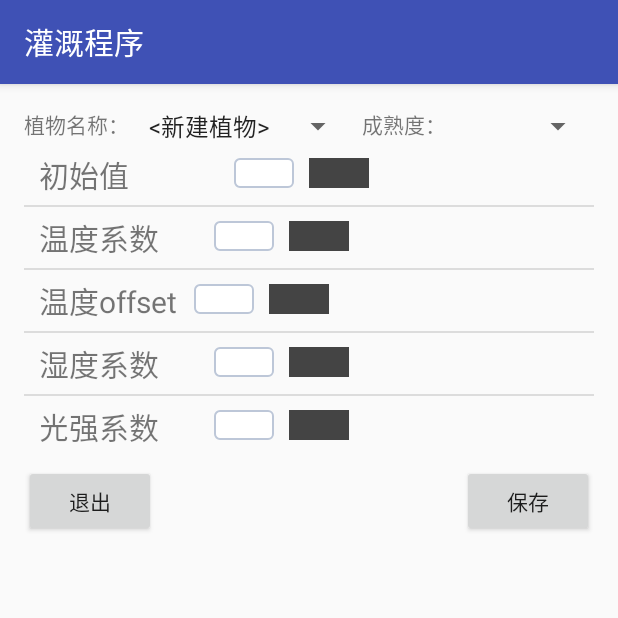
After one commit to yanjinyi1987/BluetoothCommIrrigationApp-NEW, an Android app: the ParameterActivity screen opened directly, with no data from a screen before it, on a phone screen of 412 x 824 dp, the top half of it. The commit adds this screen. Run offline under Robolectric (Android 15) with nearby library versions, the phone set to English and light mode, and no system bars.

Commit message:
通讯基本完工，完善参数的数据库编辑保存

```diff
--- /dev/null
+++ b/app/src/main/java/geekband/yanjinyi1987/com/bluetoothcomm/ParameterActivity.java
@@ -0,0 +1,221 @@
+package geekband.yanjinyi1987.com.bluetoothcomm;
+
+import android.content.Context;
+import android.support.annotation.NonNull;
+import android.support.v7.app.AppCompatActivity;
+import android.os.Bundle;
+import android.text.Editable;
+import android.text.TextWatcher;
+import android.util.Log;
+import android.view.LayoutInflater;
+import android.view.View;
+import android.view.ViewGroup;
+import android.widget.AdapterView;
+import android.widget.ArrayAdapter;
+import android.widget.EditText;
+import android.widget.ListView;
+import android.widget.Spinner;
+import android.widget.TextView;
+
+import java.util.ArrayList;
+import java.util.List;
+
+public class ParameterActivity extends AppCompatActivity implements View.OnClickListener{
+    private ListView mParameterListView;
+    private ParameterArrayAdapter parameterArrayAdapter;
+
+    private ArrayList<String> parameter_value = new ArrayList<>();
+    private ArrayList<String> parameter_default_value = new ArrayList<>();
+    private ArrayList<ParameterData> parameterDatas = new ArrayList<>();
+    // 初始值，温度系数，温度offset，湿度系数，光强系数
+//    String plant_type = controlData[0].substring(1);
+//    plants_index = Float.valueOf(plant_type).intValue();
+//    mSpinnerPlant.setSelection(plants_index);
+//    String growth_time = controlData[1].substring(1);
+//    growth_time_index = Float.valueOf(growth_time).intValue();
+//    mSpinnerGrowthTime.setSelection(growth_time_index);
+//    strInitialValue = controlData[2].substring(1);
+//    strTempCoefficient = controlData[3].substring(1);
+//    strTempOffset = controlData[4].substring(1);
+//    strHumidityCoefficient = controlData[5].substring(1);
+//    strSunlightIntensity = controlData[6].substring(1);
+
+    public static final String[] parameter_name = {
+            "初始值\t\t\t\t\t",
+            "温度系数\t\t",
+            "温度offset\t",
+            "湿度系数\t\t",
+            "光强系数\t\t"
+    };
+    int parameter_count = 5;
+
+    public static final String[] array_growth_time = {
+            "      0月","   0.5月","      1月","   1.5月",
+            "      2月","   2.5月","      3月","   3.5月",
+            "      4月","   4.5月","      5月","   5.5月",
+            "      6月","   6.5月","      7月","   7.5月",
+            "      8月","   8.5月","      9月","   9.5月",
+            "    10月" ,"10.5月"  ,"    11月" ,"11.5月"
+    };
+
+    private ArrayList<String> array_plants = new ArrayList<>();
+    private Spinner mSpinnerGrowthTime;
+    private Spinner mSpinnerPlant;
+
+    private int growth_time_index=0;
+    private int plants_index = 0;
+
+    @Override
+    protected void onCreate(Bundle savedInstanceState) {
+        super.onCreate(savedInstanceState);
+        Log.i("ParameterActivity","OnCreate");
+        setContentView(R.layout.activity_parameter);
+        initViews();
+    }
+
+    void initViews() {
+        //Buttons
+
+        //ListView
+        mParameterListView = (ListView) findViewById(R.id.parameter_list);
+        for (int i = 0; i < parameter_count; i++) {
+            parameterDatas.add(new ParameterData(parameter_name[i],"",""));
+        }
+        parameterArrayAdapter = new ParameterArrayAdapter(this,
+                R.layout.parameter_item,
+                parameterDatas);
+        mParameterListView.setAdapter(parameterArrayAdapter);
+
+        //Spinner
+        //growth time spinner
+        mSpinnerGrowthTime = (Spinner) findViewById(R.id.growth_time_spinner_for_parameters);
+        ArrayAdapter<String> spinnerAdapterForGrowthTime = new ArrayAdapter<>(this,
+                android.R.layout.simple_spinner_item,
+                array_growth_time);
+        spinnerAdapterForGrowthTime.setDropDownViewResource(android.R.layout.simple_spinner_dropdown_item);
+        mSpinnerGrowthTime.setAdapter(spinnerAdapterForGrowthTime);
+        mSpinnerGrowthTime.setOnItemSelectedListener(new AdapterView.OnItemSelectedListener() {
+            @Override
+            public void onItemSelected(AdapterView<?> parent, View view, int position, long id) {
+                growth_time_index = position;
+            }
+
+            @Override
+            public void onNothingSelected(AdapterView<?> parent) {
+
+            }
+        });
+        mSpinnerGrowthTime.setVisibility(View.VISIBLE);
+
+        //plant spinner
+        array_plants.add("<新建植物>");
+        mSpinnerPlant = (Spinner) findViewById(R.id.plant_spinner_for_parameters);
+        ArrayAdapter<String> spinnerAdapterForPlant = new ArrayAdapter<>(this,
+                android.R.layout.simple_spinner_item,
+                array_plants);
+        spinnerAdapterForPlant.setDropDownViewResource(android.R.layout.simple_spinner_dropdown_item);
+        mSpinnerPlant.setAdapter(spinnerAdapterForPlant);
+        mSpinnerPlant.setOnItemSelectedListener(new AdapterView.OnItemSelectedListener() {
+            @Override
+            public void onItemSelected(AdapterView<?> parent, View view, int position, long id) {
+                plants_index = position;
+                //如果选择新建植物，那么弹出对话框输入名称并检测数据库是否重名，如果重名，直接跳转到现有的名字
+            }
+
+            @Override
+            public void onNothingSelected(AdapterView<?> parent) {
+
+            }
+        });
+        mSpinnerPlant.setVisibility(View.VISIBLE);
+    }
+
+    @Override
+    public void onClick(View v) {
+
+    }
+}
+
+
+class ParameterData{
+    public String name;
+    public String value;
+    public String defaultValue;
+    //public int index;
+
+    public ParameterData(String name, String value, String defaultValue) {
+        this.name = name;
+        this.value = value;
+        this.defaultValue = defaultValue;
+        //this.index = index;
+    }
+}
+//http://www.webplusandroid.com/creating-listview-with-edittext-and-textwatcher-in-android/
+class ParameterArrayAdapter extends ArrayAdapter<ParameterData> {
+    int resourceId;
+    Context context;
+    List<ParameterData> parameterDatas;
+    public ParameterArrayAdapter(Context context, int resource, List<ParameterData> objects) {
+        super(context, resource, objects);
+        resourceId = resource;
+        this.context = context;
+        parameterDatas = objects;
+    }
+    @NonNull
+    @Override
+    public View getView(final int position, View convertView, ViewGroup parent) {
+        final ParameterData parameterData = getItem(position);
+        View view;
+        final ParentViewHolder parentViewHolder;
+        if(convertView==null) {
+            view = LayoutInflater.from(context).inflate(resourceId,null);
+            parentViewHolder = new ParentViewHolder();
+            parentViewHolder.parameter_name = (TextView) view.findViewById(R.id.parameter_text);
+            parentViewHolder.parameter_value = (EditText) view.findViewById(R.id.parameter_value);
+            parentViewHolder.parameter_default_value = (EditText) view.findViewById(R.id.parameter_default_value);
+            //parentViewHolder.sequence_number = (TextView)view.findViewById(R.id.sequence_number);
+            parentViewHolder.parameter_default_value.setKeyListener(null);
+            parentViewHolder.parameter_value.addTextChangedListener(new TextWatcher() {
+                @Override
+                public void beforeTextChanged(CharSequence s, int start, int count, int after) {
+
+                }
+
+                @Override
+                public void onTextChanged(CharSequence s, int start, int before, int count) {
+
+                }
+
+                @Override
+                public void afterTextChanged(Editable s) {
+                    //由于View的重用，我们会发现text会发生变化，比如我改了第一个，但是重画时，text的值会被
+                    //setText改变，但是此时我们应该改变的是position上的value
+                    Log.i("MainActivity","text changed "+position+" "+s.toString());
+                    parameterDatas.get(parentViewHolder.ref).value = s.toString();
+//                    parameterDatas.get(parentViewHolder.ref).defaultValue = s.toString();
+//                    parentViewHolder.parameter_default_value.setText(s);
+                }
+            });
+            view.setTag(parentViewHolder);
+        }
+        else {
+            view = convertView;
+            parentViewHolder = (ParentViewHolder) view.getTag();
+            Log.i("MainActivity","position is "+position+" "+parentViewHolder.ref);
+        }
+        parentViewHolder.ref = position;
+        parentViewHolder.parameter_name.setText(parameterDatas.get(position).name);
+        parentViewHolder.parameter_value.setText(parameterDatas.get(position).value);
+        parentViewHolder.parameter_default_value.setText(parameterDatas.get(position).defaultValue);
+        //parentViewHolder.sequence_number.setText(String.valueOf(position));
+        return view;
+    }
+
+    class ParentViewHolder {
+        TextView parameter_name;
+        EditText parameter_value;
+        EditText parameter_default_value;
+        //TextView sequence_number;
+        int ref;
+    }
+}
--- a/app/src/main/java/geekband/yanjinyi1987/com/bluetoothcomm/fragment/BluetoothConnection.java
+++ b/app/src/main/java/geekband/yanjinyi1987/com/bluetoothcomm/fragment/BluetoothConnection.java
@@ -382,7 +382,7 @@ public class BluetoothConnection extends DialogFragment implements View.OnClickL
             //将mmSocket传递给MainActivity
             //manageConnectedSocket(mmSocket);
             //mBluetoothConnectionHandler.sendEmptyMessage(1); //连接成功
-            msg.what=1; //连接成功
+            msg.what=MainActivity.DEVICE_CONNECTED; //连接成功
             ArrayList<Object> btDeviceandConnectionInfo = new ArrayList<>();
             btDeviceandConnectionInfo.add(0,mmDevice);
             btDeviceandConnectionInfo.add(1,mmSocket);
--- /dev/null
+++ b/app/src/main/res/layout/activity_parameter.xml
@@ -0,0 +1,63 @@
+<?xml version="1.0" encoding="utf-8"?>
+<RelativeLayout xmlns:android="http://schemas.android.com/apk/res/android"
+    xmlns:tools="http://schemas.android.com/tools"
+    android:id="@+id/activity_parameter"
+    android:layout_width="match_parent"
+    android:layout_height="match_parent"
+    android:paddingBottom="@dimen/activity_vertical_margin"
+    android:paddingLeft="@dimen/activity_horizontal_margin"
+    android:paddingRight="@dimen/activity_horizontal_margin"
+    android:paddingTop="@dimen/activity_vertical_margin"
+    tools:context="geekband.yanjinyi1987.com.bluetoothcomm.ParameterActivity">
+
+    <TextView
+        android:layout_width="wrap_content"
+        android:layout_height="wrap_content"
+        android:text="植物名称："
+        android:id="@+id/plant_text_for_parameters"
+        android:layout_marginRight="5dp"/>
+
+    <Spinner
+        android:layout_width="wrap_content"
+        android:layout_height="wrap_content"
+        android:layout_toRightOf="@+id/plant_text_for_parameters"
+        android:id="@+id/plant_spinner_for_parameters"
+        android:layout_marginRight="5dp"/>
+
+    <TextView
+        android:layout_width="wrap_content"
+        android:layout_height="wrap_content"
+        android:text="成熟度："
+        android:layout_toRightOf="@+id/plant_spinner_for_parameters"
+        android:id="@+id/growth_time_text_for_parameters"
+        android:layout_marginRight="5dp"/>
+
+    <Spinner
+        android:layout_width="wrap_content"
+        android:layout_height="wrap_content"
+        android:layout_toRightOf="@+id/growth_time_text_for_parameters"
+        android:id="@+id/growth_time_spinner_for_parameters" />
+
+    <ListView
+        android:id="@+id/parameter_list"
+        android:layout_width="match_parent"
+        android:layout_height="wrap_content"
+        android:layout_below="@id/growth_time_spinner_for_parameters"
+        android:layout_marginBottom="5dp"/>
+
+    <Button
+        android:layout_width="wrap_content"
+        android:layout_height="wrap_content"
+        android:text="保存"
+        android:id="@+id/write_to_database"
+        android:layout_alignParentRight="true"
+        android:layout_below="@+id/parameter_list"/>
+
+    <Button
+        android:layout_width="wrap_content"
+        android:layout_height="wrap_content"
+        android:text="退出"
+        android:id="@+id/return_to_mainactivity"
+        android:layout_alignParentLeft="true"
+        android:layout_below="@+id/parameter_list"/>
+</RelativeLayout>
--- a/app/src/main/res/values/strings.xml
+++ b/app/src/main/res/values/strings.xml
@@ -1,5 +1,5 @@
 <resources>
-    <string name="app_name">BluetoothComm</string>
+    <string name="app_name">灌溉程序</string>
     <string name="parameter_name_1">A</string>
     <string name="parameter_name_2">B</string>
     <string name="parameter_name_3">C</string>
```
Also changed, not shown: app/src/main/AndroidManifest.xml (+11 -5 lines), app/src/main/java/geekband/yanjinyi1987/com/bluetoothcomm/MainActivity.java (+154 -165 lines), app/src/main/res/layout/activity_main.xml (+5 -11 lines), app/src/main/res/layout/parameter_item.xml (+7 -7 lines), app/src/main/res/drawable/white.jpg (added).
